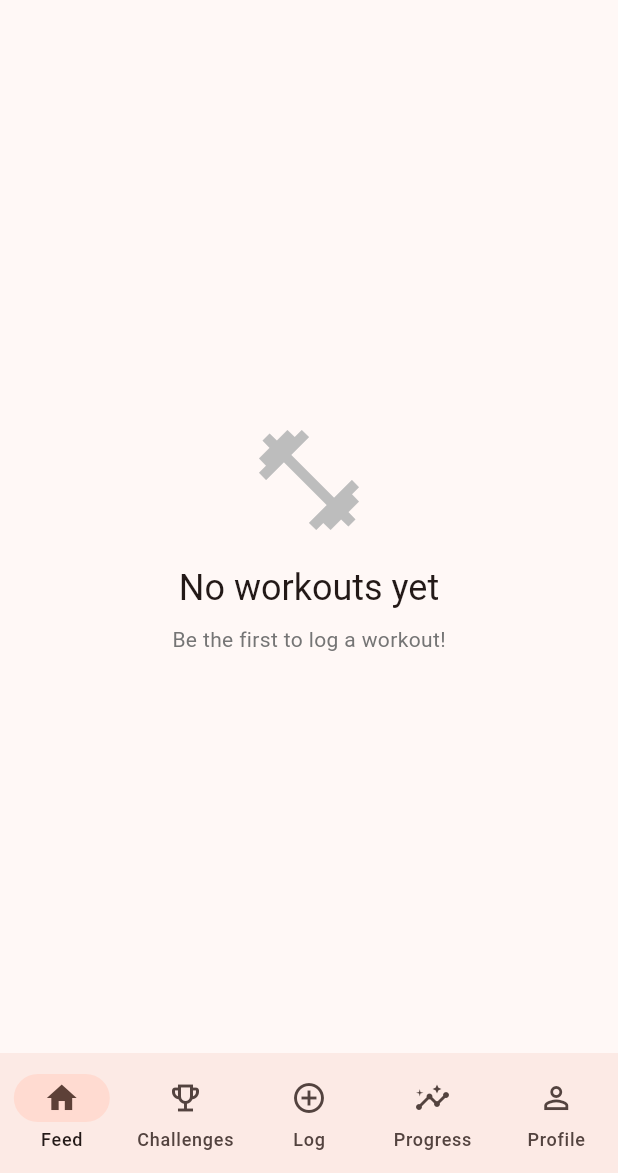
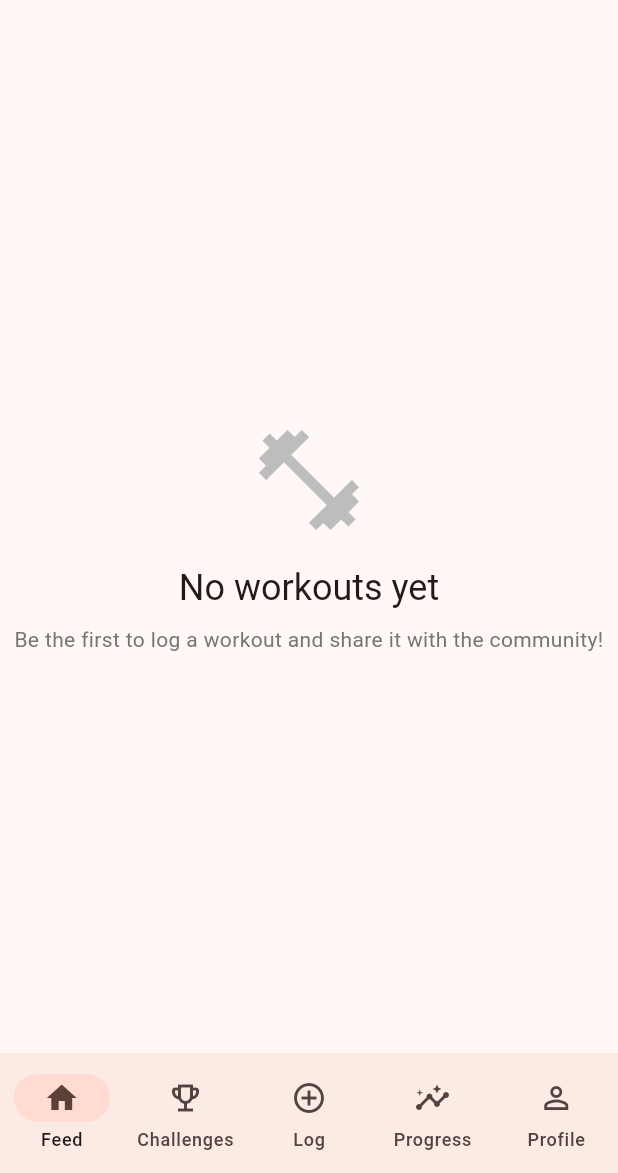
Before and after one commit to rishitaido/MAD_Project2, a Flutter app: the screen it shows once a user with an empty profile is signed in, on a phone screen of 412 x 824 dp, the part 63-1236 px from its top. Run offline on Flutter 3.47's test engine with Material 3 defaults, Android fonts, the phone set to English and light mode, and no system bars; our stand-ins replace cloud_firestore, firebase_auth, firebase_core, fl_chart, google_sign_in; accounts and stored records are empty.

Commit message:
Updated Error screens

```diff
--- a/lib/screens/home/feed_screen.dart
+++ b/lib/screens/home/feed_screen.dart
@@ -7,10 +7,14 @@ import '../../services/auth_service.dart';
 import '../../services/database_service.dart';
 import 'comments_screen.dart';
 
-
-class FeedScreen extends StatelessWidget {
+class FeedScreen extends StatefulWidget {
   const FeedScreen({super.key});
 
+  @override
+  State<FeedScreen> createState() => _FeedScreenState();
+}
+
+class _FeedScreenState extends State<FeedScreen> {
   @override
   Widget build(BuildContext context) {
     final dbService = DatabaseService();
@@ -38,7 +42,33 @@ class FeedScreen extends StatelessWidget {
 
           if (snapshot.hasError) {
             return Center(
-              child: Text('Error: ${snapshot.error}'),
+              child: Column(
+                mainAxisAlignment: MainAxisAlignment.center,
+                children: [
+                  Icon(
+                    Icons.error_outline,
+                    size: 80,
+                    color: Colors.red[300],
+                  ),
+                  const SizedBox(height: 16),
+                  Text(
+                    'Error loading feed',
+                    style: Theme.of(context).textTheme.headlineSmall,
+                  ),
+                  const SizedBox(height: 8),
+                  Text(
+                    snapshot.error.toString(),
+                    style: TextStyle(color: Colors.grey[600]),
+                    textAlign: TextAlign.center,
+                  ),
+                  const SizedBox(height: 24),
+                  FilledButton.icon(
+                    onPressed: () => setState(() {}),
+                    icon: const Icon(Icons.refresh),
+                    label: const Text('Retry'),
+                  ),
+                ],
+              ),
             );
           }
 
@@ -61,8 +91,9 @@ class FeedScreen extends StatelessWidget {
                   ),
                   const SizedBox(height: 8),
                   Text(
-                    'Be the first to log a workout!',
+                    'Be the first to log a workout and share it with the community!',
                     style: TextStyle(color: Colors.grey[600]),
+                    textAlign: TextAlign.center,
                   ),
                 ],
               ),
@@ -71,7 +102,7 @@ class FeedScreen extends StatelessWidget {
 
           return RefreshIndicator(
             onRefresh: () async {
-              // Refresh is automatic with StreamBuilder
+              setState(() {});
               await Future.delayed(const Duration(milliseconds: 500));
             },
             child: ListView.builder(
@@ -210,11 +241,13 @@ class PostCard extends StatelessWidget {
                     icon: const Icon(Icons.more_vert),
                     onPressed: () {
                       ScaffoldMessenger.of(context).showSnackBar(
-                    const SnackBar(content: Text('Report feature coming soon')),
+                        const SnackBar(
+                            content: Text('Report feature coming soon')),
                       );
                     },
                   ),
           ),
+
           // Workout details
           FutureBuilder<WorkoutModel?>(
             future: DatabaseService().getWorkout(post.workoutId),
@@ -246,7 +279,7 @@ class PostCard extends StatelessWidget {
                               Expanded(
                                 child: Text(
                                   '${exercise.name} • ${exercise.sets}×${exercise.reps}'
-                                  '${exercise.weight != null ? ' @ ${exercise.weight}kg' : ''}',
+                                  '${exercise.weight != null ? ' @ ${exercise.weight}lbs' : ''}',
                                   style: const TextStyle(fontSize: 14),
                                 ),
                               ),
@@ -297,7 +330,7 @@ class PostCard extends StatelessWidget {
                       context,
                       MaterialPageRoute(
                         builder: (context) => CommentsScreen(post: post),
-                      )
+                      ),
                     );
                   },
                   icon: const Icon(Icons.comment_outlined),
```
Also changed, not shown: lib/widgets/custom_button.dart (deleted), lib/widgets/error_view.dart (added). Lines whose indentation alone changed are shown as unchanged.
